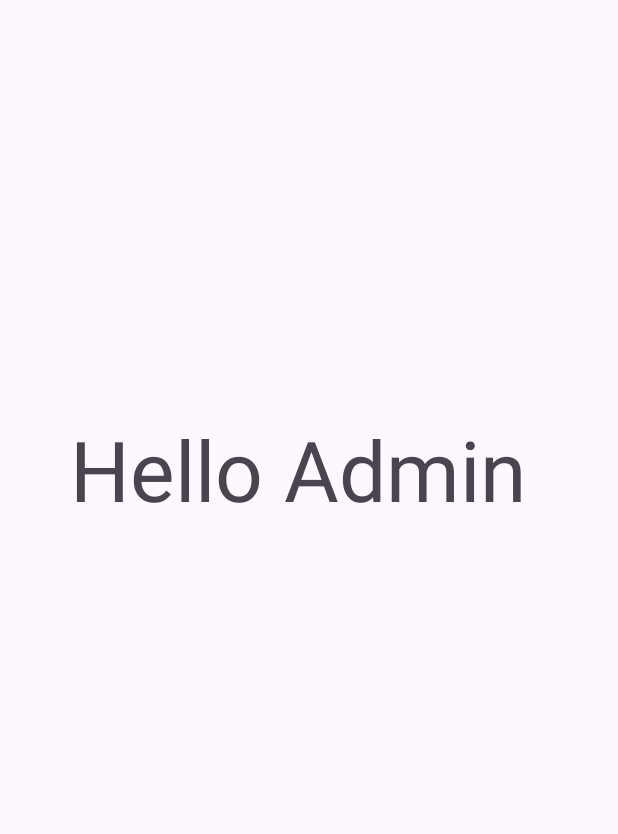
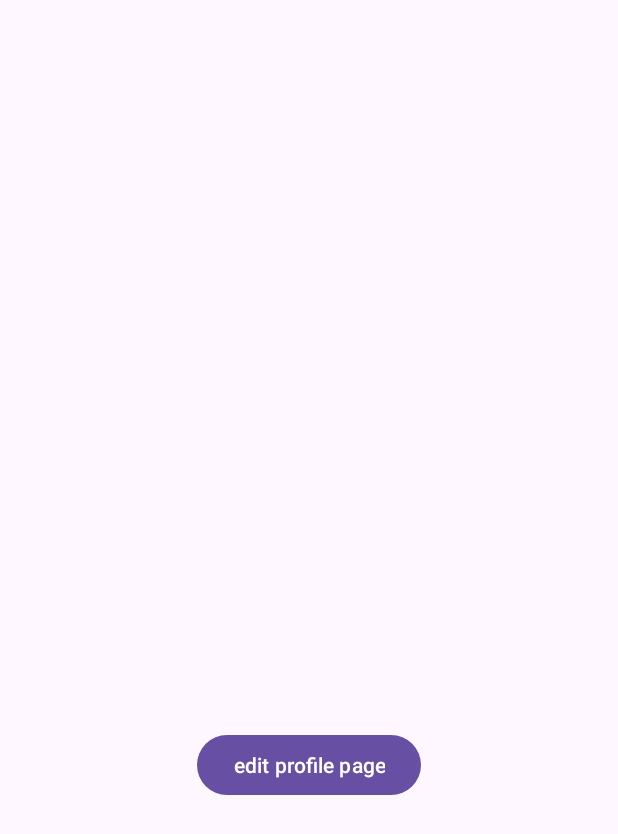
Before and after one commit to Niadwings/We_Print, an Android app: the AdminDashboard screen opened directly, with no data from a screen before it, on a phone screen of 412 x 824 dp. Shown: the top 834 px of the screen. Run offline under Robolectric (Android 15) with nearby library versions, the phone set to English and light mode, and no system bars; our stand-ins replace Firebase (no records; nobody signed in at launch, a user with empty details on screens opened directly).

Commit message:
login update-

```diff
--- a/app/src/main/java/com/example/mobilepayroll/AdminDashboard.java
+++ b/app/src/main/java/com/example/mobilepayroll/AdminDashboard.java
@@ -1,24 +1,53 @@
 package com.example.mobilepayroll;
 
+import android.content.Intent;
 import android.os.Bundle;
+import android.widget.Button;
+import android.widget.TextView;
 
-import androidx.activity.EdgeToEdge;
+import androidx.annotation.Nullable;
 import androidx.appcompat.app.AppCompatActivity;
-import androidx.core.graphics.Insets;
-import androidx.core.view.ViewCompat;
-import androidx.core.view.WindowInsetsCompat;
+
+import com.google.firebase.auth.FirebaseAuth;
+import com.google.firebase.firestore.DocumentReference;
+import com.google.firebase.firestore.DocumentSnapshot;
+import com.google.firebase.firestore.EventListener;
+import com.google.firebase.firestore.FirebaseFirestore;
+import com.google.firebase.firestore.FirebaseFirestoreException;
 
 public class AdminDashboard extends AppCompatActivity {
+
+    FirebaseFirestore db;
+    String userId;
 
     @Override
     protected void onCreate(Bundle savedInstanceState) {
         super.onCreate(savedInstanceState);
-        EdgeToEdge.enable(this);
         setContentView(R.layout.activity_admin_dashboard);
-        ViewCompat.setOnApplyWindowInsetsListener(findViewById(R.id.main), (v, insets) -> {
-            Insets systemBars = insets.getInsets(WindowInsetsCompat.Type.systemBars());
-            v.setPadding(systemBars.left, systemBars.top, systemBars.right, systemBars.bottom);
-            return insets;
+
+        db = FirebaseFirestore.getInstance();
+        FirebaseAuth auth = FirebaseAuth.getInstance();
+        userId = auth.getCurrentUser().getUid();
+
+        Button gotoProfilePage = findViewById(R.id.profile_page);
+        TextView showAdmin = findViewById(R.id.show_admin);
+
+        // Fetch data from Firestore and update the UI
+        DocumentReference documentReference = db.collection("users").document(userId);
+        documentReference.addSnapshotListener(this, new EventListener<DocumentSnapshot>() {
+            @Override
+            public void onEvent(@Nullable DocumentSnapshot documentSnapshot, @Nullable FirebaseFirestoreException error) {
+                if (documentSnapshot != null && documentSnapshot.exists()) {
+                    showAdmin.setText(documentSnapshot.getString("fullName"));
+                }
+            }
+        });
+
+        // Set up button click listener
+        gotoProfilePage.setOnClickListener(v -> {
+            Intent GoToProfilePage = new Intent(AdminDashboard.this, Profilepage_function.class);
+            startActivity(GoToProfilePage);
+            finish();
         });
     }
 }
--- a/app/src/main/res/layout/activity_admin_dashboard.xml
+++ b/app/src/main/res/layout/activity_admin_dashboard.xml
@@ -8,12 +8,11 @@
     tools:context=".AdminDashboard">
 
     <TextView
-        android:id="@+id/textView"
+        android:id="@+id/show_admin"
         android:layout_width="wrap_content"
         android:layout_height="wrap_content"
         android:layout_marginTop="275dp"
         android:layout_marginBottom="381dp"
-        android:text="Hello Admin "
         android:textAppearance="@style/TextAppearance.AppCompat.Display3"
         app:layout_constraintBottom_toBottomOf="parent"
         app:layout_constraintEnd_toEndOf="parent"
@@ -21,4 +20,17 @@
         app:layout_constraintStart_toStartOf="parent"
         app:layout_constraintTop_toTopOf="parent"
         app:layout_constraintVertical_bias="0.0" />
+
+    <Button
+        android:id="@+id/profile_page"
+        android:layout_width="wrap_content"
+        android:layout_height="wrap_content"
+        android:layout_marginTop="72dp"
+        android:text="edit profile page"
+        app:layout_constraintBottom_toBottomOf="parent"
+        app:layout_constraintEnd_toEndOf="parent"
+        app:layout_constraintStart_toStartOf="parent"
+        app:layout_constraintTop_toBottomOf="@+id/show_admin"
+        app:layout_constraintVertical_bias="0.18" />
+
 </androidx.constraintlayout.widget.ConstraintLayout>
```
